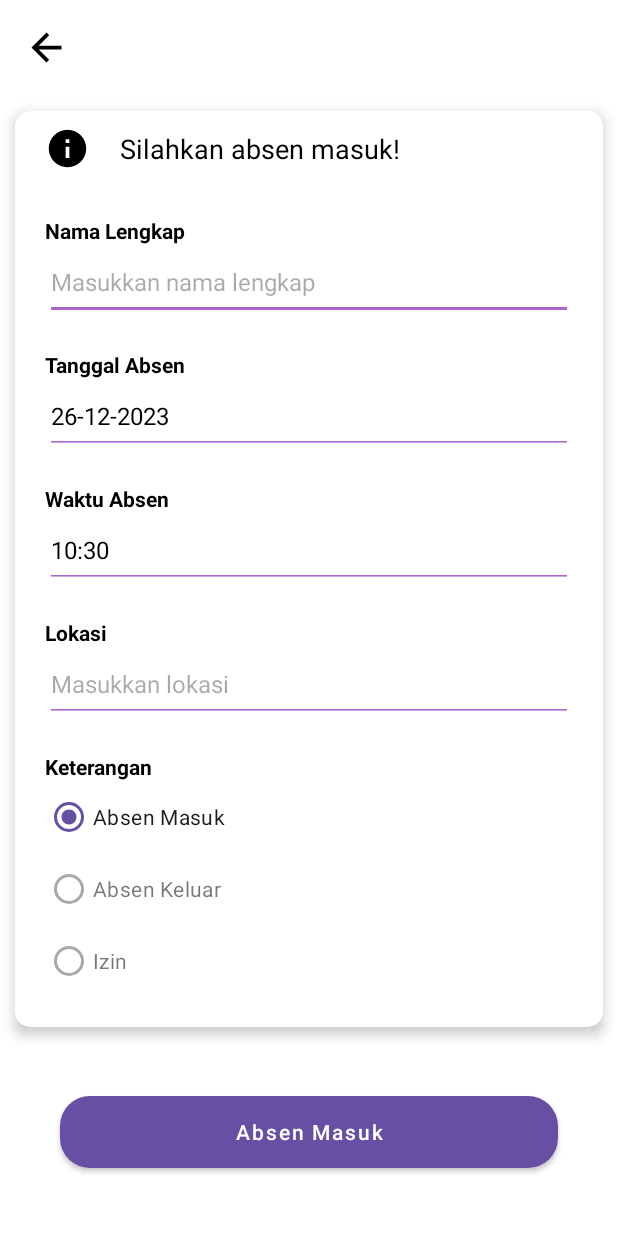
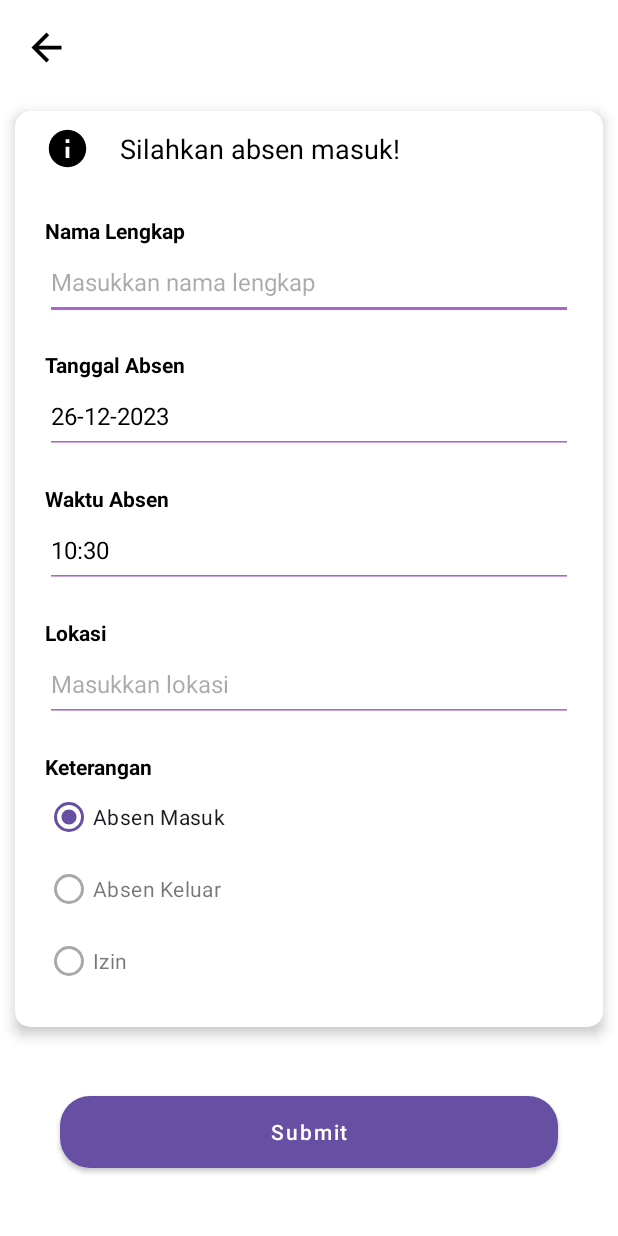
Before and after one commit to harleysudewa/AbsensiHarley, an Android app: the AbsenActivity screen opened directly, with no data from a screen before it, on a phone screen of 412 x 824 dp. Run offline under Robolectric (Android 15) with nearby library versions, the light colour scheme and no system bars.

Commit message:
Initial commit

```diff
--- a/app/src/main/res/layout/activity_absen.xml
+++ b/app/src/main/res/layout/activity_absen.xml
@@ -282,7 +282,7 @@
                 android:layout_marginTop="30dp"
                 android:layout_marginEnd="40dp"
                 android:layout_marginBottom="20dp"
-                android:text="Absen Masuk"
+                android:text="Submit"
                 android:textAllCaps="false"
                 android:textColor="@color/white"
                 app:cornerRadius="20dp"
--- a/app/src/main/res/layout/activity_izin.xml
+++ b/app/src/main/res/layout/activity_izin.xml
@@ -281,7 +281,7 @@
                 android:layout_marginTop="30dp"
                 android:layout_marginEnd="40dp"
                 android:layout_marginBottom="20dp"
-                android:text="Masuk"
+                android:text="Submit"
                 android:textAllCaps="false"
                 android:textColor="@color/white"
                 app:cornerRadius="20dp"
--- a/app/src/main/res/layout/activity_keluar.xml
+++ b/app/src/main/res/layout/activity_keluar.xml
@@ -282,7 +282,7 @@
                 android:layout_marginTop="30dp"
                 android:layout_marginEnd="40dp"
                 android:layout_marginBottom="20dp"
-                android:text="Absen Keluar"
+                android:text="Submit"
                 android:textAllCaps="false"
                 android:textColor="@color/white"
                 app:cornerRadius="20dp"
```
